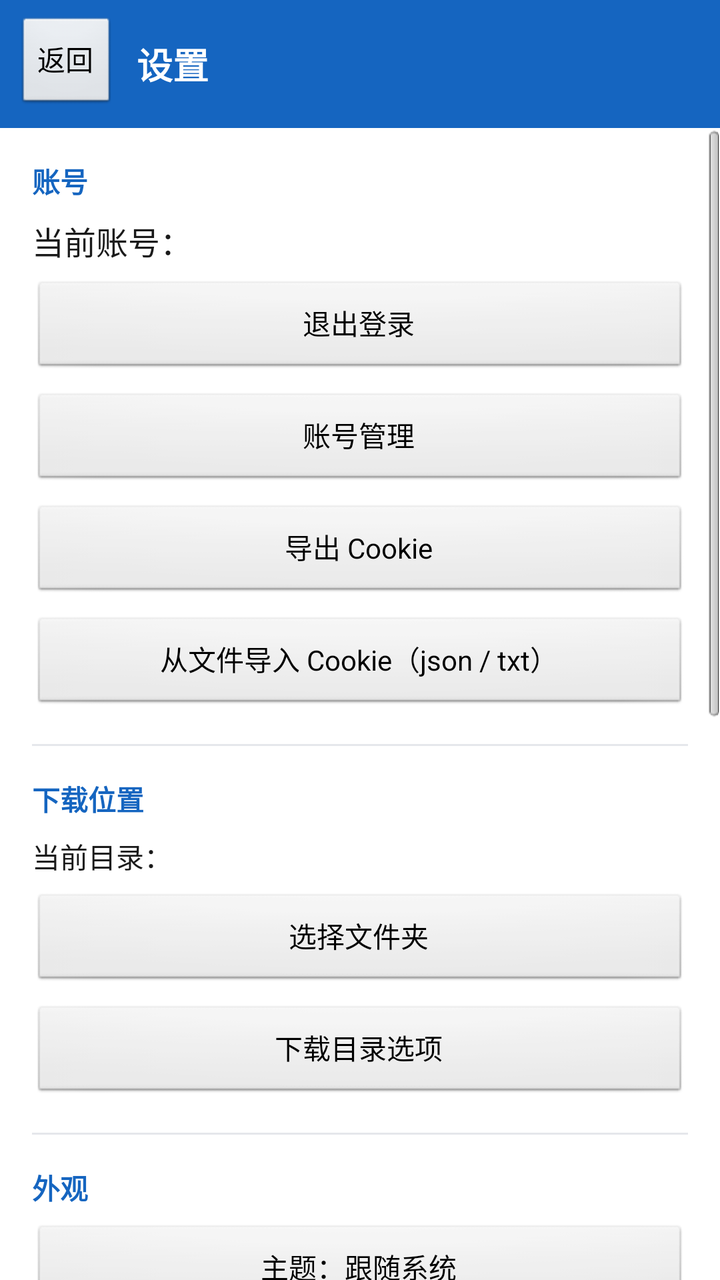
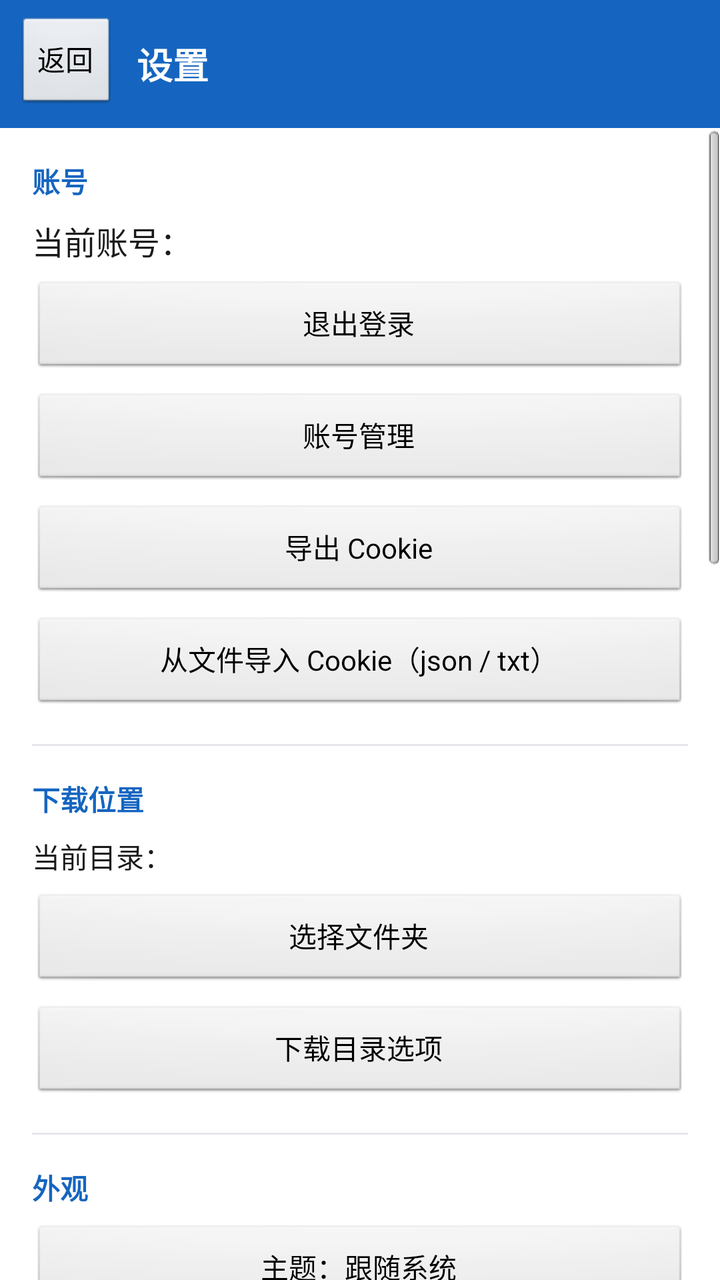

An Android layout rendered at two revisions. The XML below is the earlier revision; the diff shows what the commit changed to produce the second picture.
<!-- AndroidManifest.xml: application theme Theme.LanzouCloud -->
<!-- res/layout/activity_settings.xml -->
<?xml version="1.0" encoding="utf-8"?>
<LinearLayout xmlns:android="http://schemas.android.com/apk/res/android"
    android:layout_width="match_parent"
    android:layout_height="match_parent"
    android:orientation="vertical">

    <LinearLayout
        android:layout_width="match_parent"
        android:layout_height="wrap_content"
        android:orientation="horizontal"
        android:padding="8dp"
        android:background="@color/primary">

        <Button
            android:id="@+id/settings_back_btn"
            android:layout_width="wrap_content"
            android:layout_height="wrap_content"
            android:text="返回" />

        <TextView
            android:layout_width="0dp"
            android:layout_height="wrap_content"
            android:layout_weight="1"
            android:layout_gravity="center_vertical"
            android:paddingLeft="10dp"
            android:text="设置"
            android:textColor="@color/on_primary"
            android:textSize="18sp"
            android:textStyle="bold" />
    </LinearLayout>

    <ScrollView
        android:layout_width="match_parent"
        android:layout_height="match_parent"
        android:background="@color/surface">

        <LinearLayout
            android:layout_width="match_parent"
            android:layout_height="wrap_content"
            android:orientation="vertical"
            android:padding="16dp">

            
            <TextView
                android:layout_width="wrap_content"
                android:layout_height="wrap_content"
                android:text="账号"
                android:textSize="14sp"
                android:textColor="@color/primary"
                android:textStyle="bold" />

            <TextView
                android:id="@+id/text_account"
                android:layout_width="match_parent"
                android:layout_height="wrap_content"
                android:paddingTop="8dp"
                android:text="当前账号："
                android:textSize="16sp"
                android:textColor="@color/text_primary" />

            <Button
                android:id="@+id/btn_switch_account"
                android:layout_width="match_parent"
                android:layout_height="wrap_content"
                android:layout_marginTop="8dp"
                android:text="退出登录" />

            <Button
                android:id="@+id/btn_manage_accounts"
                android:layout_width="match_parent"
                android:layout_height="wrap_content"
                android:layout_marginTop="8dp"
                android:text="账号管理" />

            <Button
                android:id="@+id/btn_export_cookie"
                android:layout_width="match_parent"
                android:layout_height="wrap_content"
                android:layout_marginTop="8dp"
                android:text="导出 Cookie" />

            <Button
                android:id="@+id/btn_import_cookie"
                android:layout_width="match_parent"
                android:layout_height="wrap_content"
                android:layout_marginTop="8dp"
                android:text="从文件导入 Cookie（json / txt）" />

            <View
                android:layout_width="match_parent"
                android:layout_height="1dp"
                android:layout_marginTop="16dp"
                android:layout_marginBottom="16dp"
                android:background="@color/divider" />

            
            <TextView
                android:layout_width="wrap_content"
                android:layout_height="wrap_content"
                android:text="下载位置"
                android:textSize="14sp"
                android:textColor="@color/primary"
                android:textStyle="bold" />

            <TextView
                android:id="@+id/text_download_dir"
                android:layout_width="match_parent"
                android:layout_height="wrap_content"
                android:paddingTop="8dp"
                android:text="当前目录："
                android:textSize="14sp"
                android:textColor="@color/text_primary" />

            <Button
                android:id="@+id/btn_pick_dir"
                android:layout_width="match_parent"
                android:layout_height="wrap_content"
                android:layout_marginTop="8dp"
                android:text="选择文件夹" />

            <Button
                android:id="@+id/btn_change_dir"
                android:layout_width="match_parent"
                android:layout_height="wrap_content"
                android:layout_marginTop="8dp"
                android:text="下载目录选项" />

            <View
                android:layout_width="match_parent"
                android:layout_height="1dp"
                android:layout_marginTop="16dp"
                android:layout_marginBottom="16dp"
                android:background="@color/divider" />

            
            <TextView
                android:layout_width="wrap_content"
                android:layout_height="wrap_content"
                android:text="外观"
                android:textSize="14sp"
                android:textColor="@color/primary"
                android:textStyle="bold" />

            <Button
                android:id="@+id/btn_theme"
                android:layout_width="match_parent"
                android:layout_height="wrap_content"
                android:layout_marginTop="8dp"
                android:text="主题：跟随系统" />

            <CheckBox
                android:id="@+id/switch_clipboard"
                android:layout_width="match_parent"
                android:layout_height="wrap_content"
                android:layout_marginTop="8dp"
                android:text="自动拾取剪贴板中的分享链接"
                android:textSize="16sp" />

            <TextView
                android:layout_width="match_parent"
                android:layout_height="wrap_content"
                android:paddingTop="4dp"
                android:text="回到 App 时读取一次剪贴板，识别到蓝奏云链接会提示打开；只在本机处理。"
                android:textSize="12sp"
                android:textColor="@color/text_secondary" />

            <Button
                android:id="@+id/btn_history"
                android:layout_width="match_parent"
                android:layout_height="wrap_content"
                android:layout_marginTop="8dp"
                android:text="链接历史记录" />

            <View
                android:layout_width="match_parent"
                android:layout_height="1dp"
                android:layout_marginTop="16dp"
                android:layout_marginBottom="16dp"
                android:background="@color/divider" />

            
            <TextView
                android:layout_width="wrap_content"
                android:layout_height="wrap_content"
                android:text="下载逻辑"
                android:textSize="14sp"
                android:textColor="@color/primary"
                android:textStyle="bold" />

            <CheckBox
                android:id="@+id/switch_browser"
                android:layout_width="match_parent"
                android:layout_height="wrap_content"
                android:layout_marginTop="8dp"
                android:text="下载时跳转系统浏览器"
                android:textSize="16sp" />

            <CheckBox
                android:id="@+id/switch_overwrite"
                android:layout_width="match_parent"
                android:layout_height="wrap_content"
                android:layout_marginTop="8dp"
                android:text="重名文件直接覆盖"
                android:textSize="16sp" />

            <View
                android:layout_width="match_parent"
                android:layout_height="1dp"
                android:layout_marginTop="16dp"
                android:layout_marginBottom="16dp"
                android:background="@color/divider" />

            
            <TextView
                android:layout_width="wrap_content"
                android:layout_height="wrap_content"
                android:text="跳转浏览器"
                android:textSize="14sp"
                android:textColor="@color/primary"
                android:textStyle="bold" />

            <Button
                android:id="@+id/btn_browser_open"
                android:layout_width="match_parent"
                android:layout_height="wrap_content"
                android:layout_marginTop="8dp"
                android:text="用浏览器打开蓝奏云网页版" />

            <TextView
                android:layout_width="match_parent"
                android:layout_height="wrap_content"
                android:layout_marginTop="8dp"
                android:text="提示：网页版登录后，可回到 App 用「网页登录」或「粘贴 Cookie」登录。"
                android:textSize="12sp"
                android:textColor="@color/text_secondary" />

            <TextView
                android:id="@+id/text_version"
                android:layout_width="match_parent"
                android:layout_height="wrap_content"
                android:layout_marginTop="24dp"
                android:text="版本"
                android:textSize="12sp"
                android:textColor="@color/text_secondary" />

        </LinearLayout>
    </ScrollView>
</LinearLayout>
<!-- resources referenced by this layout -->
<resources>
  <color name="divider">#E5E7EB</color>
  <color name="on_primary">#FFFFFF</color>
  <color name="primary">#1565C0</color>
  <color name="surface">#FFFFFF</color>
  <color name="text_primary">#1A1A1A</color>
  <color name="text_secondary">#8A8F99</color>
  <style name="Theme.LanzouCloud" parent="android:Theme.Light.NoTitleBar">
          <item name="android:windowBackground">@color/bg</item>
          
          <item name="android:forceDarkAllowed">false</item>
      </style>
  <color name="bg">#F5F6FA</color>
</resources>

<!-- the commit's change to res/layout/activity_settings.xml (unified diff, before → after) -->
@@ -214,6 +214,68 @@
             <TextView
                 android:layout_width="wrap_content"
                 android:layout_height="wrap_content"
+                android:text="大文件"
+                android:textSize="14sp"
+                android:textColor="@color/primary"
+                android:textStyle="bold" />
+
+            <CheckBox
+                android:id="@+id/switch_chunked"
+                android:layout_width="match_parent"
+                android:layout_height="wrap_content"
+                android:layout_marginTop="8dp"
+                android:text="分片下载（多线程、断点续传）"
+                android:textSize="16sp" />
+
+            <Button
+                android:id="@+id/btn_threads"
+                android:layout_width="match_parent"
+                android:layout_height="wrap_content"
+                android:layout_marginTop="6dp"
+                android:text="分片线程：4" />
+
+            <Button
+                android:id="@+id/btn_part_size"
+                android:layout_width="match_parent"
+                android:layout_height="wrap_content"
+                android:layout_marginTop="6dp"
+                android:text="分卷大小：90 MB" />
+
+            <CheckBox
+                android:id="@+id/switch_volume_folder"
+                android:layout_width="match_parent"
+                android:layout_height="wrap_content"
+                android:layout_marginTop="8dp"
+                android:text="分卷上传时新建子文件夹"
+                android:textSize="16sp" />
+
+            <CheckBox
+                android:id="@+id/switch_verify"
+                android:layout_width="match_parent"
+                android:layout_height="wrap_content"
+                android:layout_marginTop="8dp"
+                android:text="合并分卷后校验 SHA-256"
+                android:textSize="16sp" />
+
+            <TextView
+                android:layout_width="match_parent"
+                android:layout_height="wrap_content"
+                android:layout_marginTop="6dp"
+                android:text="上传超过单卷大小的文件会自动切卷，并在同一文件夹生成 .lanzouvol.txt 说明文件；点开说明文件即可自动合并下载。"
+                android:textSize="12sp"
+                android:textColor="@color/text_secondary" />
+
+            <View
+                android:layout_width="match_parent"
+                android:layout_height="1dp"
+                android:layout_marginTop="16dp"
+                android:layout_marginBottom="16dp"
+                android:background="@color/divider" />
+
+            
+            <TextView
+                android:layout_width="wrap_content"
+                android:layout_height="wrap_content"
                 android:text="跳转浏览器"
                 android:textSize="14sp"
                 android:textColor="@color/primary"
